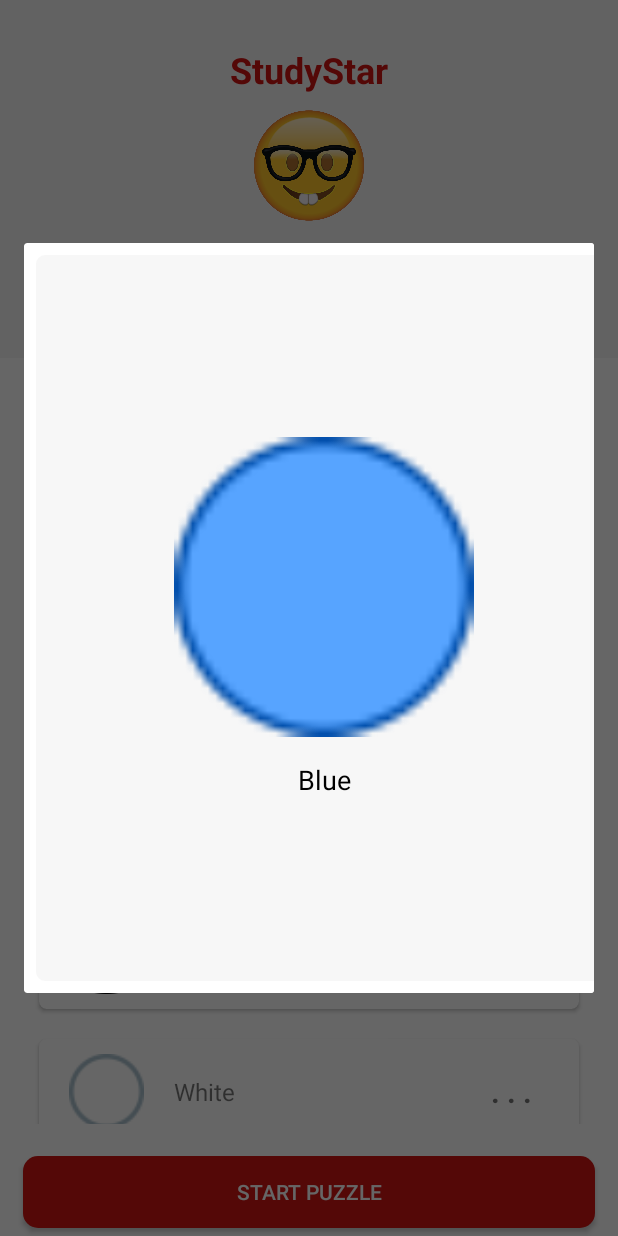
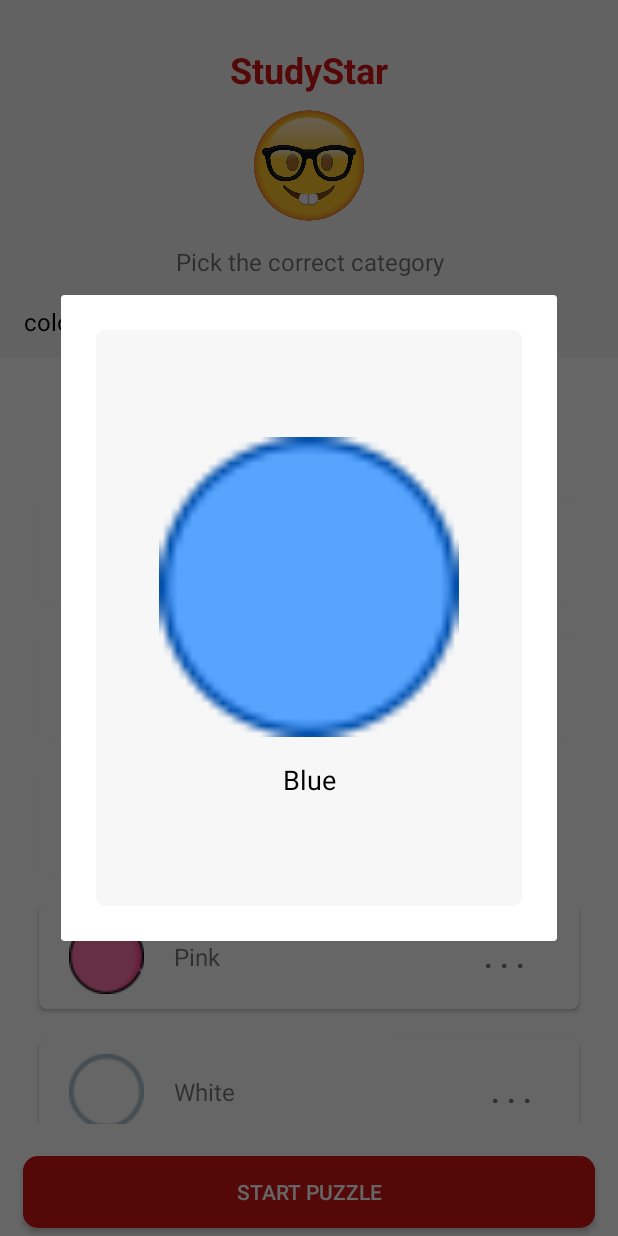
Before and after one commit to HamadaMAssi/StudyStar, an Android app: the screen it shows after launch (MainActivity), after a tap on "Blue", on a phone screen of 412 x 824 dp. Run offline under Robolectric (Android 15) with nearby library versions, the phone set to English and light mode, and no system bars.

Commit message:
final project code

```diff
--- a/app/src/main/java/edu/birzeit/studystar/MainActivity.java
+++ b/app/src/main/java/edu/birzeit/studystar/MainActivity.java
@@ -37,7 +37,7 @@ public class MainActivity extends AppCompatActivity {
     private Spinner categorySpinner;
     private Button showButton;
     private Button puzzuleButton;
-    private RecyclerView recycler;
+    private RecyclerView myRecyclerView;
 
     int cat, number, score = 0; // for puzzle
     String correctResult, incorrectResult1, incorrectResult2; // for puzzle results
@@ -49,9 +49,10 @@ public class MainActivity extends AppCompatActivity {
         setContentView(R.layout.activity_main);
 
         categorySpinner = findViewById(R.id.spinner);
-        recycler = findViewById(R.id.item_recycler);
-        recycler.setLayoutManager(new LinearLayoutManager(this));
+        myRecyclerView = findViewById(R.id.item_recycler);
+        myRecyclerView.setLayoutManager(new LinearLayoutManager(this));
 
+        // get views
         ImageView num1 = (ImageView) findViewById(R.id.imageView2);
         Button result1 = (Button) findViewById(R.id.result1);
         Button result2 = (Button) findViewById(R.id.result2);
@@ -59,39 +60,17 @@ public class MainActivity extends AppCompatActivity {
         Button restart = (Button) findViewById(R.id.restart);
         TextView scoreText=(TextView) findViewById(R.id.score);
 
-
-        //DAItem items = new DAItem();
-//        ********************************      *****************       *****************************
-
+        // categories
         String[] options = { "colors", "shapes" };
 
-        SharedPreferences prefs = PreferenceManager.getDefaultSharedPreferences(this);
-        String str = prefs.getString("myData", "");
+        SharedPreferences data_prefs = PreferenceManager.getDefaultSharedPreferences(this);
+        String dataString = data_prefs.getString("myData", "");// read from sharedPrefs
 
-        if (str.isEmpty()) {
+        if (dataString.isEmpty()) {
             // if my shared preferences is empty i will fill it with default data
-            List<Item> items = new ArrayList<>();
+            List<Item> items = SharedPreferencesDefaultsValue();
 
-            items.add(new Item(1, "Blue", R.drawable.color1, "colors"));
-            items.add(new Item(2, "Yellow", R.drawable.color2, "colors"));
-            items.add(new Item(3, "Red", R.drawable.color3, "colors"));
-            items.add(new Item(4, "Pink", R.drawable.color4, "colors"));
-            items.add(new Item(5, "White", R.drawable.color5, "colors"));
-            items.add(new Item(6, "gray", R.drawable.color6, "colors"));
-            items.add(new Item(7, "Black", R.drawable.color7, "colors"));
-            items.add(new Item(8, "Green", R.drawable.color8, "colors"));
-
-            items.add(new Item(9, "Square", R.drawable.square, "shapes"));
-            items.add(new Item(10, "Rectangle", R.drawable.rectangle, "shapes"));
-            items.add(new Item(11, "Triangle ", R.drawable.triangle, "shapes"));
-            items.add(new Item(12, "Circle  ", R.drawable.color2, "shapes"));
-            items.add(new Item(13, "Star   ", R.drawable.star, "shapes"));
-            items.add(new Item(14, "Rhombus", R.drawable.rhombus, "shapes"));
-            items.add(new Item(15, "Pentagon", R.drawable.pentagon, "shapes"));
-            items.add(new Item(16, "Hexagon", R.drawable.hexagon, "shapes"));
-            items.add(new Item(17, "Heptagon", R.drawable.heptagon, "shapes"));
-
-            SharedPreferences.Editor editor = prefs.edit();
+            SharedPreferences.Editor editor = data_prefs.edit();
             Gson gson = new Gson();
             String itemsString = gson.toJson(items); // to string
 
@@ -99,27 +78,25 @@ public class MainActivity extends AppCompatActivity {
             editor.commit();
 
             itemsFromSharedPref = items; // my data to show
-            Toast.makeText(this, "Add Data into shared preferences successfully", Toast.LENGTH_LONG).show();
+            Toast.makeText(this, "Add Data into shared preferences successfully!", Toast.LENGTH_LONG).show();
         } else {
             // if shared preferences not empty
             Gson gson = new Gson();
             Type itemListType = new TypeToken<ArrayList<Item>>() {}.getType();
-            itemsFromSharedPref = gson.fromJson(str, itemListType);
-            Toast.makeText(this, "Read Data from shared preferences successfully", Toast.LENGTH_LONG).show();
+            itemsFromSharedPref = gson.fromJson(dataString, itemListType);
+            Toast.makeText(this, "Read Data from shared preferences successfully!", Toast.LENGTH_LONG).show();
         }
 
-
-//        ********************************      *****************       *****************************
         ArrayAdapter<String> categoryAdapter = new ArrayAdapter<>(MainActivity.this,
-                android.R.layout.simple_spinner_dropdown_item, options);
+                android.R.layout.simple_spinner_dropdown_item, options);// set spinner data
         categorySpinner.setAdapter(categoryAdapter);
 
-        String selectedCategory = categorySpinner.getSelectedItem().toString();
+        String selectedCategory = categorySpinner.getSelectedItem().toString();// return selected item
 
         List<Item> itemList = getItemsByCat(selectedCategory);
         CaptionedImagesAdapter adapter = new CaptionedImagesAdapter(MainActivity.this,
                 itemList);
-        recycler.setAdapter(adapter);
+        myRecyclerView.setAdapter(adapter);
 
         showButton = findViewById(R.id.button); // show items (colors or shapes)
         showButton.setOnClickListener(new View.OnClickListener() {
@@ -129,10 +106,11 @@ public class MainActivity extends AppCompatActivity {
                 List<Item> itemList = getItemsByCat(selectedCategory);
                 CaptionedImagesAdapter adapter = new CaptionedImagesAdapter(MainActivity.this,
                         itemList);
-                recycler.setAdapter(adapter);
+                myRecyclerView.setAdapter(adapter);
             }
         });
 
+        // get puzzle views
         TextView puzzle1 = findViewById(R.id.puzzle1);
         LinearLayout puzzle2 = findViewById(R.id.puzzle2);
         TextView puzzle3 = (TextView) findViewById(R.id.puzzle3);
@@ -148,7 +126,7 @@ public class MainActivity extends AppCompatActivity {
                 TextView textView = (TextView) findViewById(R.id.textView2);
                 if (categorySpinner.getVisibility() == View.VISIBLE) {
                     categorySpinner.setVisibility(View.GONE); // hide
-                    recycler.setVisibility(View.GONE);
+                    myRecyclerView.setVisibility(View.GONE);
                     showButton.setVisibility(View.GONE);
                     textView.setVisibility(View.GONE);
                     puzzuleButton.setText("back");
@@ -161,7 +139,7 @@ public class MainActivity extends AppCompatActivity {
                     GetRandom(0); // Generate random color or shape
                 } else {
                     categorySpinner.setVisibility(View.VISIBLE);
-                    recycler.setVisibility(View.VISIBLE);
+                    myRecyclerView.setVisibility(View.VISIBLE);
                     showButton.setVisibility(View.VISIBLE);
                     textView.setVisibility(View.VISIBLE);
                     puzzuleButton.setText("start puzzle");
@@ -241,7 +219,31 @@ public class MainActivity extends AppCompatActivity {
         });
     }
 
-    //    *******************************       **********************      *******************************
+    public List<Item> SharedPreferencesDefaultsValue()
+    {
+        List<Item> items = new ArrayList<>();
+
+        items.add(new Item(1, "Blue", R.drawable.color1, "colors"));
+        items.add(new Item(2, "Yellow", R.drawable.color2, "colors"));
+        items.add(new Item(3, "Red", R.drawable.color3, "colors"));
+        items.add(new Item(4, "Pink", R.drawable.color4, "colors"));
+        items.add(new Item(5, "White", R.drawable.color5, "colors"));
+        items.add(new Item(6, "gray", R.drawable.color6, "colors"));
+        items.add(new Item(7, "Black", R.drawable.color7, "colors"));
+        items.add(new Item(8, "Green", R.drawable.color8, "colors"));
+
+        items.add(new Item(9, "Square", R.drawable.square, "shapes"));
+        items.add(new Item(10, "Rectangle", R.drawable.rectangle, "shapes"));
+        items.add(new Item(11, "Triangle ", R.drawable.triangle, "shapes"));
+        items.add(new Item(12, "Circle  ", R.drawable.color2, "shapes"));
+        items.add(new Item(13, "Star   ", R.drawable.star, "shapes"));
+        items.add(new Item(14, "Rhombus", R.drawable.rhombus, "shapes"));
+        items.add(new Item(15, "Pentagon", R.drawable.pentagon, "shapes"));
+        items.add(new Item(16, "Hexagon", R.drawable.hexagon, "shapes"));
+        items.add(new Item(17, "Heptagon", R.drawable.heptagon, "shapes"));
+        return items;
+    }
+
     public List<Item> getItemsByCat(String cat)
     {
         List<Item> itemList =new ArrayList<>();
@@ -253,7 +255,6 @@ public class MainActivity extends AppCompatActivity {
         }
         return itemList;
     }
-    //    *******************************       **********************      *******************************
 
     String TOAST_TEXT = " correct ";
 
--- a/app/src/main/res/layout/my_dialog_card.xml
+++ b/app/src/main/res/layout/my_dialog_card.xml
@@ -1,10 +1,11 @@
 <LinearLayout xmlns:android="http://schemas.android.com/apk/res/android"
-    android:layout_width="400dp"
-    android:layout_height="500dp"
+    android:layout_width="match_parent"
+    android:layout_height="400dp"
+    android:layout_margin="15dp"
     android:background="@drawable/list_item_bg"
     android:gravity="center"
     android:orientation="vertical"
-    android:padding="10dp">
+    android:padding="50dp">
 
     <ImageView
         android:id="@+id/image"
```
Also changed, not shown: app/src/main/java/edu/birzeit/studystar/Model/CaptionedImagesAdapter.java (+1 -6 lines).
